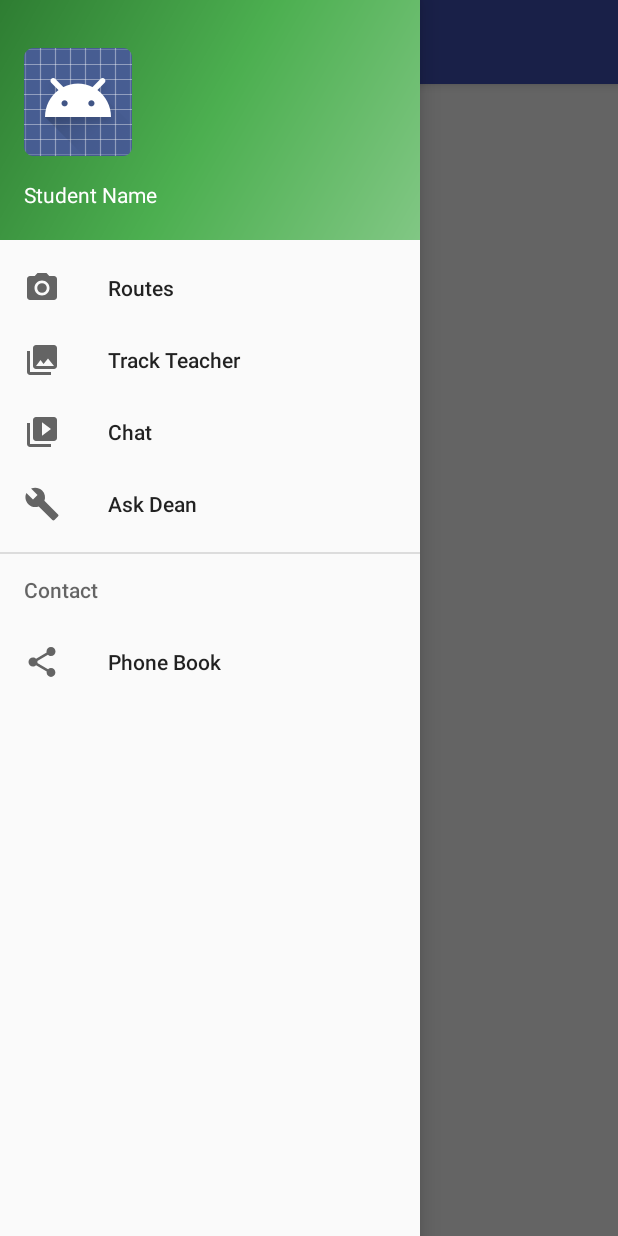
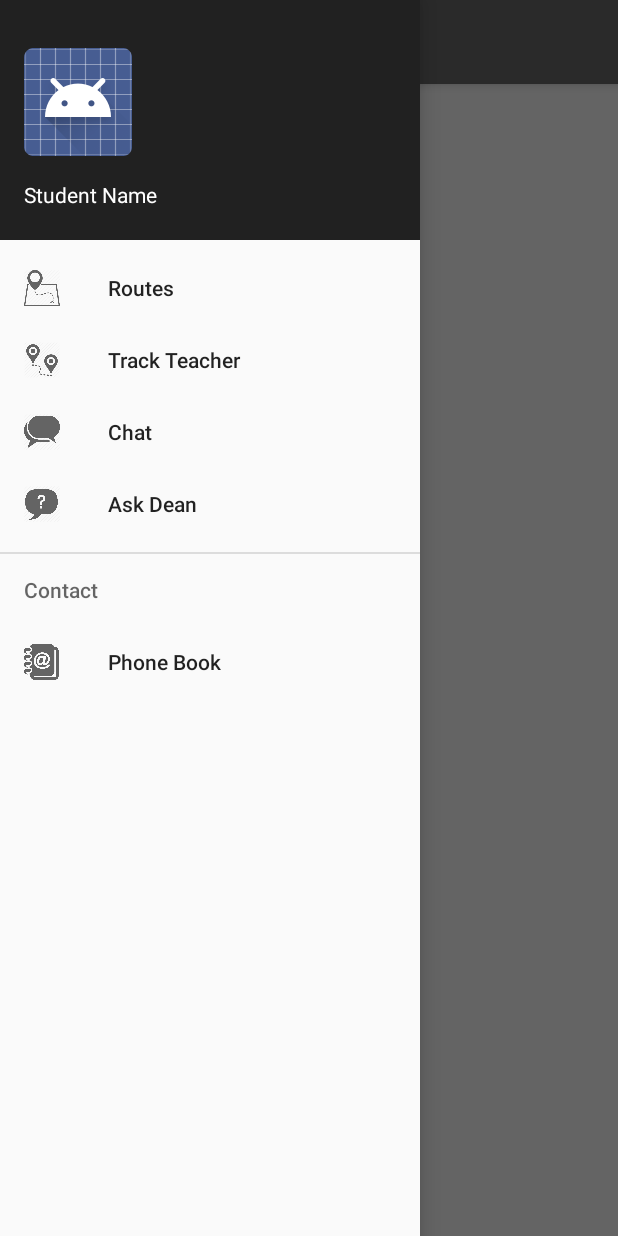
Before and after one commit to husnain446/student-service, an Android app: the screen it shows after launch (MainActivity), with the side drawer open, on a phone screen of 412 x 824 dp. Run offline under Robolectric (Android 15) with nearby library versions, the phone set to English and light mode, and no system bars.

Commit message:
add icons

```diff
--- a/app/src/main/res/drawable/side_nav_bar.xml
+++ b/app/src/main/res/drawable/side_nav_bar.xml
@@ -2,8 +2,8 @@
     android:shape="rectangle">
     <gradient
         android:angle="135"
-        android:centerColor="#4CAF50"
-        android:endColor="#2E7D32"
-        android:startColor="#81C784"
+        android:centerColor="#212121"
+        android:endColor="#212121"
+        android:startColor="#212121"
         android:type="linear" />
 </shape>
--- a/app/src/main/res/menu/activity_main_drawer.xml
+++ b/app/src/main/res/menu/activity_main_drawer.xml
@@ -4,19 +4,19 @@
     <group android:checkableBehavior="single">
         <item
             android:id="@+id/nav_camera"
-            android:icon="@drawable/ic_menu_camera"
+            android:icon="@mipmap/ic_routes"
             android:title="Routes" />
         <item
             android:id="@+id/nav_gallery"
-            android:icon="@drawable/ic_menu_gallery"
+            android:icon="@drawable/ic_track"
             android:title="Track Teacher" />
         <item
             android:id="@+id/nav_slideshow"
-            android:icon="@drawable/ic_menu_slideshow"
+            android:icon="@drawable/ic_chat"
             android:title="Chat" />
         <item
             android:id="@+id/nav_manage"
-            android:icon="@drawable/ic_menu_manage"
+            android:icon="@drawable/ic_ask_dean"
             android:title="Ask Dean" />
     </group>
 
@@ -24,7 +24,7 @@
         <menu>
             <item
                 android:id="@+id/nav_share"
-                android:icon="@drawable/ic_menu_share"
+                android:icon="@drawable/ic_phonebook"
                 android:title="Phone Book" />
         </menu>
     </item>
--- a/app/src/main/res/values/colors.xml
+++ b/app/src/main/res/values/colors.xml
@@ -1,6 +1,6 @@
 <?xml version="1.0" encoding="utf-8"?>
 <resources>
-    <color name="colorPrimary">#3F51B5</color>
-    <color name="colorPrimaryDark">#303F9F</color>
+    <color name="colorPrimary">#696969</color>
+    <color name="colorPrimaryDark">#696969</color>
     <color name="colorAccent">#FF4081</color>
 </resources>
```
Also changed, not shown: app/src/main/res/drawable/ic_ask_dean.png (added), app/src/main/res/drawable/ic_chat.png (added), app/src/main/res/drawable/ic_phonebook.png (added), app/src/main/res/drawable/ic_routes2.png (added), app/src/main/res/drawable/ic_track.png (added), app/src/main/res/mipmap-xxxhdpi/ic_routes.png (added).
